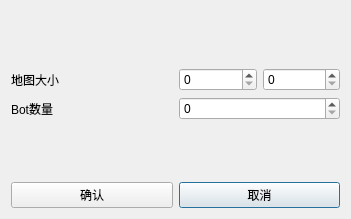
Qt form dialognewgame.ui (LiJiabo/GameMapGeneration) before a commit.
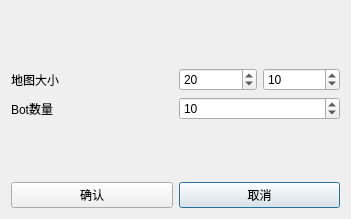
The same form after that commit.

```diff
--- a/dialognewgame.ui
+++ b/dialognewgame.ui
@@ -38,10 +38,18 @@
      <item row="1" column="1">
       <layout class="QHBoxLayout" name="horizontalLayout">
        <item>
-        <widget class="QSpinBox" name="spinBoxMapSizeWidth"/>
+        <widget class="QSpinBox" name="spinBoxMapSizeWidth">
+         <property name="value">
+          <number>20</number>
+         </property>
+        </widget>
        </item>
        <item>
-        <widget class="QSpinBox" name="spinBoxMapSizeHeight"/>
+        <widget class="QSpinBox" name="spinBoxMapSizeHeight">
+         <property name="value">
+          <number>10</number>
+         </property>
+        </widget>
        </item>
       </layout>
      </item>
@@ -53,7 +61,11 @@
       </widget>
      </item>
      <item row="2" column="1">
-      <widget class="QSpinBox" name="spinBoxBotNum"/>
+      <widget class="QSpinBox" name="spinBoxBotNum">
+       <property name="value">
+        <number>10</number>
+       </property>
+      </widget>
      </item>
      <item row="4" column="0">
       <widget class="QPushButton" name="pushButtonOK">
```
